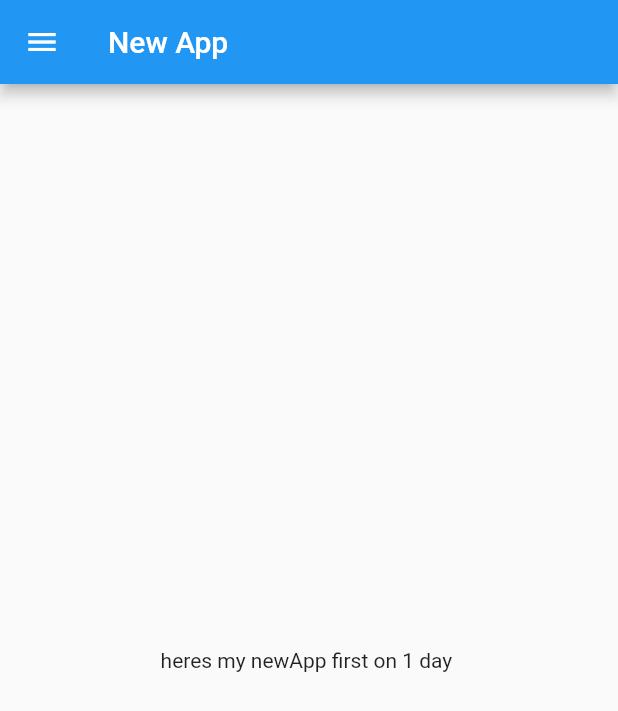
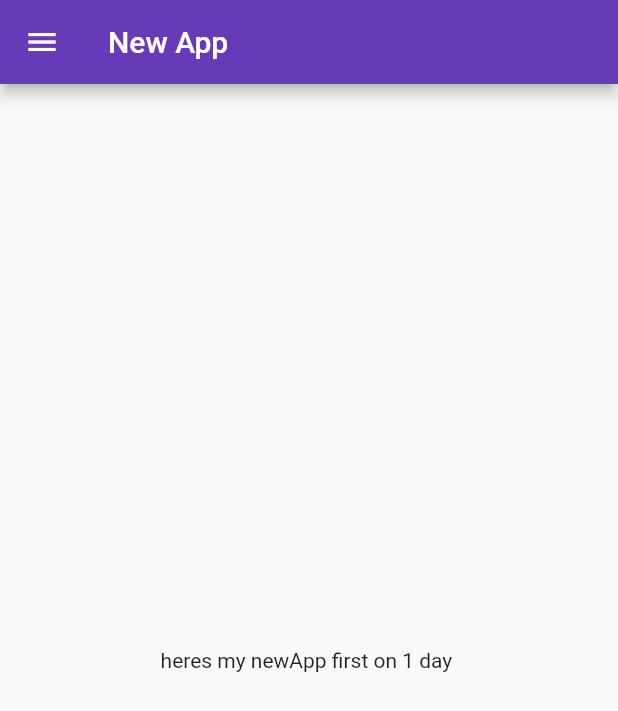
Before and after one commit to Anikat-ThaKur/FLUTTER_CATALOG_APP, a Flutter app: the screen it shows after launch, on a phone screen of 412 x 824 dp. Shown: the top 711 px of the screen. Run offline on Flutter 3.47's test engine with Material 2 defaults, Android fonts, the phone set to English and light mode, and no system bars.

Commit message:
day2 ended

```diff
--- a/lib/main.dart
+++ b/lib/main.dart
@@ -1,5 +1,6 @@
 import 'package:flutter/material.dart';
-import 'homepage.dart';
+import 'pages/homepage.dart';
+import 'pages/login_page.dart';
 void main(){
   runApp(MyApp());
 }
@@ -9,7 +10,18 @@ class MyApp extends StatelessWidget {
   @override
   Widget build(BuildContext context) {
     return MaterialApp(
-     home: Homepage(),
+
+     themeMode: ThemeMode.light,
+     theme: ThemeData(primarySwatch: Colors.deepPurple),
+      darkTheme: ThemeData(
+      brightness: Brightness.dark,
+     ),
+    initialRoute: "/home",
+     routes: {
+      "/": (context) => LoginPage(),
+      "/home": (context) => HomePage(),
+      "login": (context) => LoginPage(),
+     },
     );
   }
 }
--- a/lib/homepage.dart
+++ b/lib/pages/homepage.dart
@@ -1,6 +1,6 @@
 import "package:flutter/material.dart";
 
-class Homepage extends StatelessWidget {
+class HomePage extends StatelessWidget {
 
   int day =1;
 
```
Also changed, not shown: lib/pages/login_page.dart (added, +14 -0 lines).
